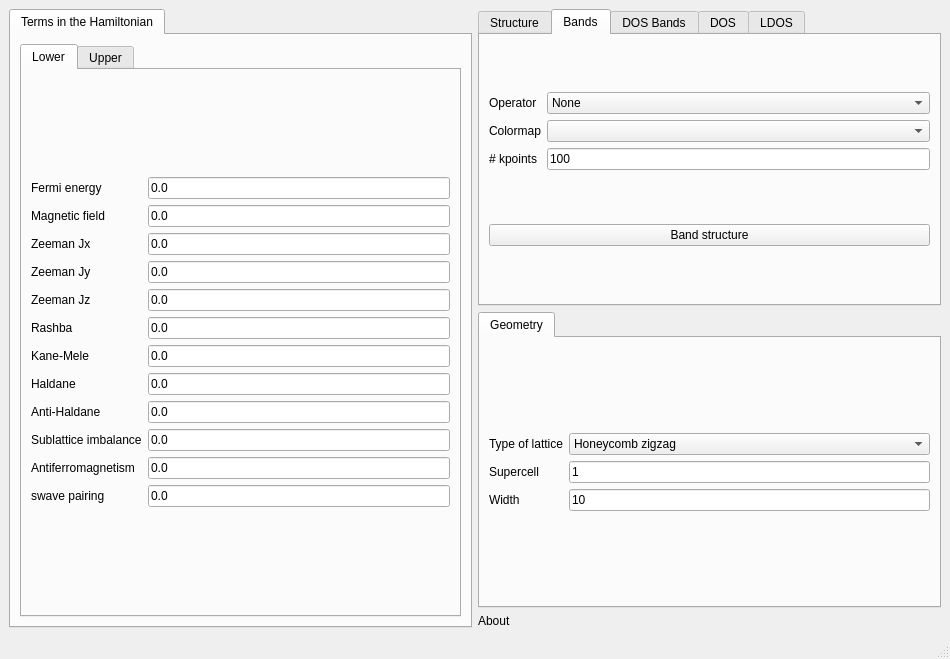
The window that development/interface-pyqt/hybridribbon/interface.ui (joselado/quantum-honeycomp) describes before a commit, drawn with Qt 5.
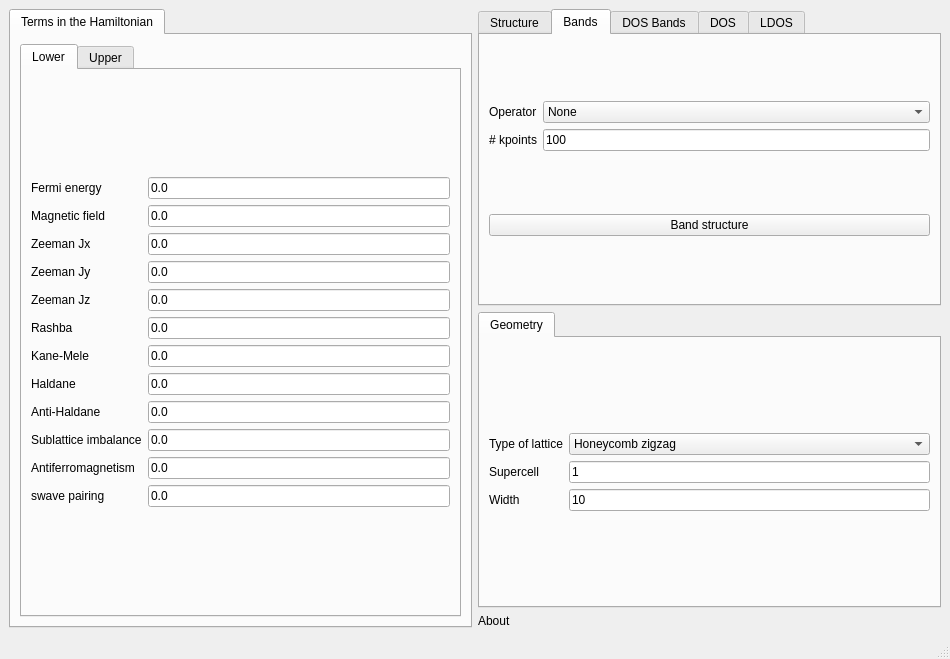
The same window after the commit. The open tabs and pages were chosen to show the change.

Diff of the .ui file:
```diff
--- a/development/interface-pyqt/hybridribbon/interface.ui
+++ b/development/interface-pyqt/hybridribbon/interface.ui
@@ -450,7 +450,7 @@
        <layout class="QGridLayout" name="gridLayout_9">
         <item row="0" column="0">
          <layout class="QGridLayout" name="gridLayout_2">
-          <item row="2" column="0">
+          <item row="1" column="0">
            <widget class="QLabel" name="label_9">
             <property name="text">
              <string># kpoints</string>
@@ -506,23 +506,13 @@
             </item>
            </widget>
           </item>
-          <item row="2" column="1">
+          <item row="1" column="1">
            <widget class="QLineEdit" name="nk_bands">
             <property name="text">
              <string>100</string>
             </property>
            </widget>
           </item>
-          <item row="1" column="1">
-           <widget class="QComboBox" name="bands_colormap"/>
-          </item>
-          <item row="1" column="0">
-           <widget class="QLabel" name="label_45">
-            <property name="text">
-             <string>Colormap</string>
-            </property>
-           </widget>
-          </item>
          </layout>
         </item>
         <item row="1" column="0">
```
